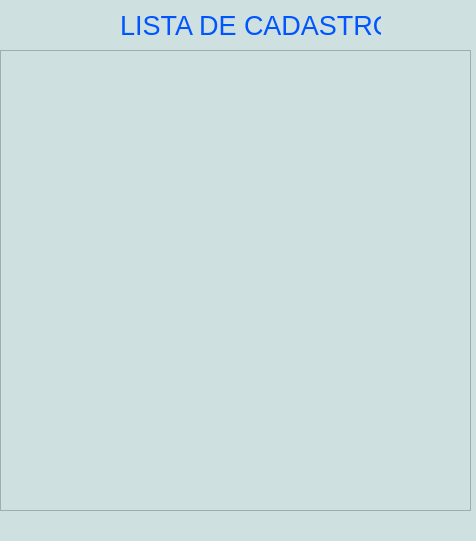
DanielRogerioRibeiro/Product-Registration-in-Python-MySQL-PART-2, file lista_de_cadastro.ui: the form before one commit.
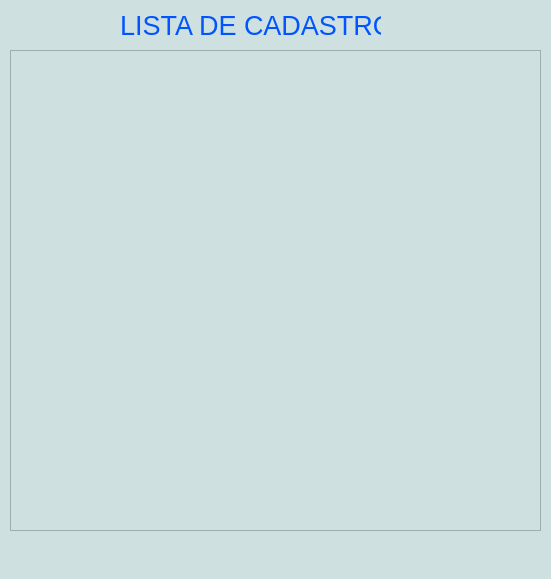
The form after the commit. Icons and pictures are not drawn.

Commit message: Displaying the data in the table.

Patch:
```diff
--- a/lista_de_cadastro.ui
+++ b/lista_de_cadastro.ui
@@ -6,8 +6,8 @@
    <rect>
     <x>0</x>
     <y>0</y>
-    <width>476</width>
-    <height>541</height>
+    <width>551</width>
+    <height>579</height>
    </rect>
   </property>
   <property name="windowTitle">
@@ -45,10 +45,10 @@
    <widget class="QTableWidget" name="tableWidget">
     <property name="geometry">
      <rect>
-      <x>0</x>
+      <x>10</x>
       <y>50</y>
-      <width>471</width>
-      <height>461</height>
+      <width>531</width>
+      <height>481</height>
      </rect>
     </property>
    </widget>
```
Left out of the diff: 2 changed lines with no effect on the pictures. The commit also changes 1 other file.
